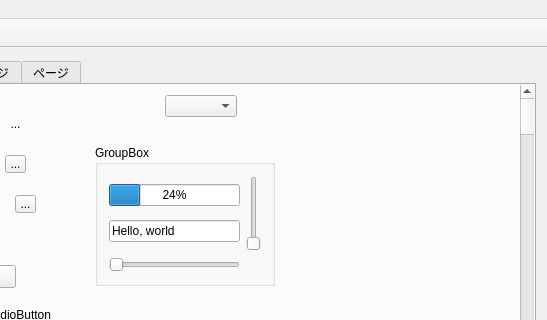
The window that example/MainWindow.ui (soramimi/QtDarkStyle) describes before a commit, drawn with Qt 5; both pictures show x 218 to 765 and y 0 to 320 of the 765 by 547 pixel window.
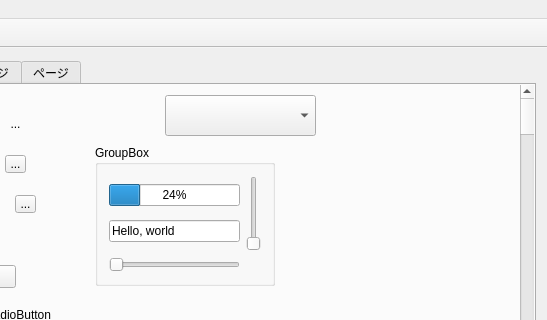
The same window after the commit.

What changed in the file:
```diff
--- a/example/MainWindow.ui
+++ b/example/MainWindow.ui
@@ -197,8 +197,8 @@
             <rect>
              <x>370</x>
              <y>10</y>
-             <width>72</width>
-             <height>22</height>
+             <width>151</width>
+             <height>41</height>
             </rect>
            </property>
           </widget>
```
Left out of the diff: 34 changed lines with no effect on the pictures.
